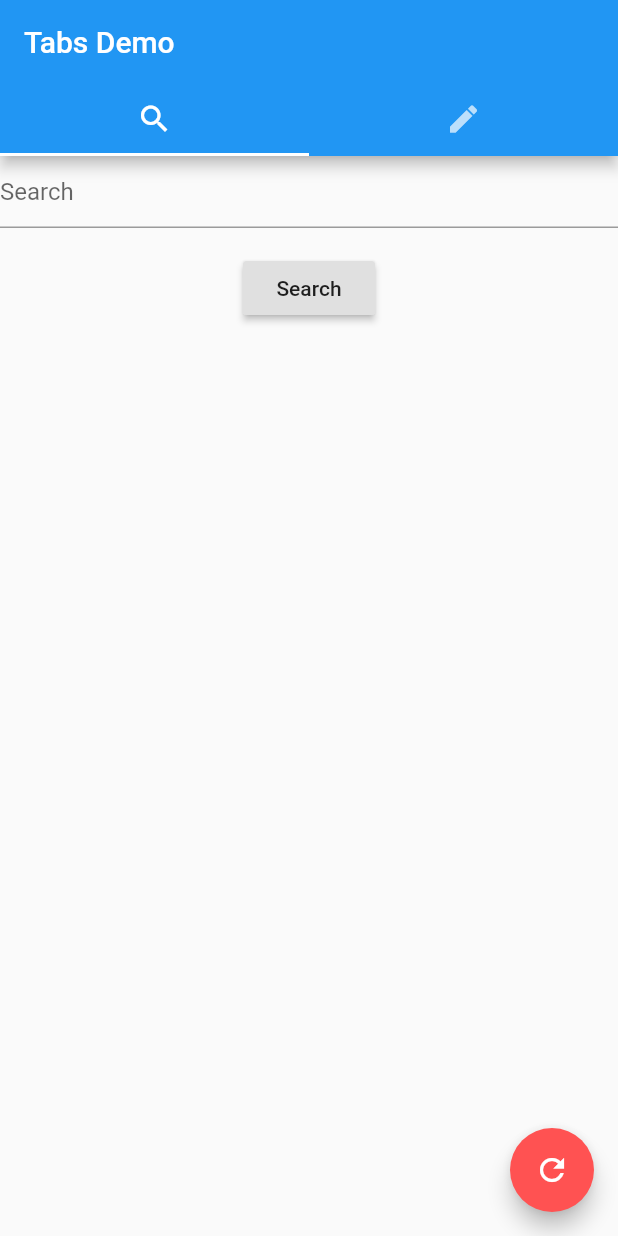
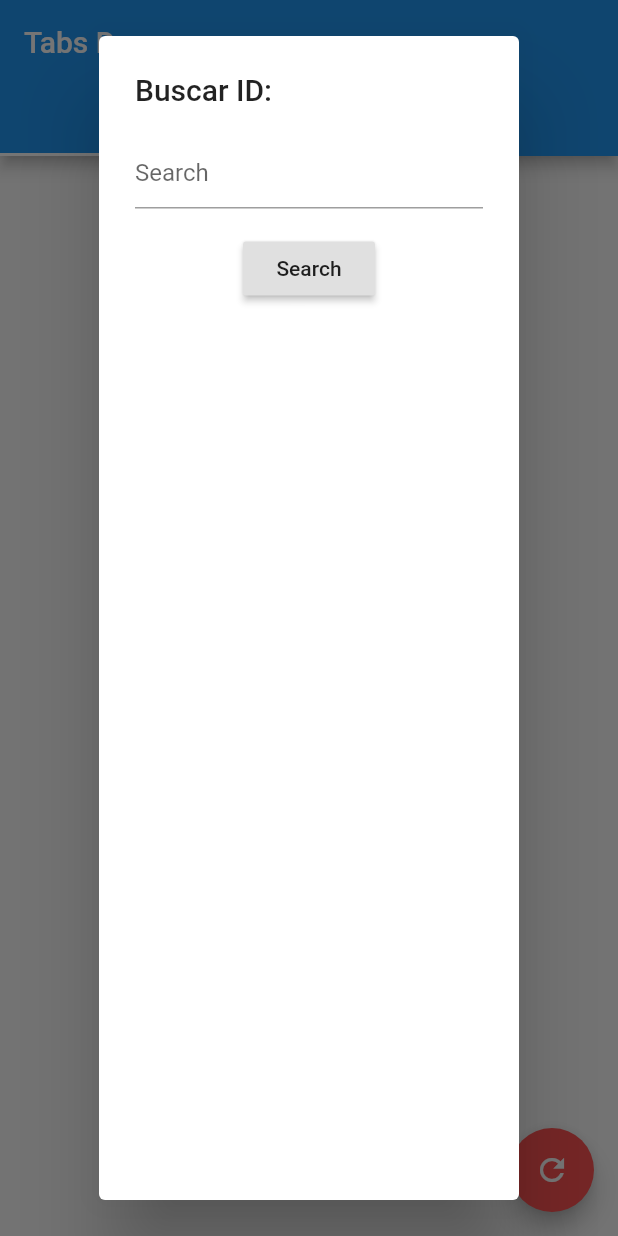
Before and after one commit to axeljovanny/flutter-prueba, a Flutter app: the screen it shows after launch, after a tap on the "refresh" icon, on a phone screen of 412 x 824 dp. Run offline on Flutter 3.47's test engine with Material 2 defaults, Android fonts, the phone set to English and light mode, and no system bars; our stand-ins replace fluttertoast; network calls fail.

```diff
--- a/app-prueba/usersapp/lib/main.dart
+++ b/app-prueba/usersapp/lib/main.dart
@@ -112,7 +112,7 @@ class _HomePageState extends State<HomePage> {
         child: Scaffold(
           floatingActionButton: FloatingActionButton(
             onPressed: () {
-              getUsers();
+              _alert();
             },
             child: Icon(Icons.refresh),
             backgroundColor: Colors.redAccent,
@@ -120,7 +120,7 @@ class _HomePageState extends State<HomePage> {
           appBar: AppBar(
             bottom: TabBar(
               tabs: [
-                Tab(icon: Icon(Icons.search)),
+                Tab(icon: Icon(Icons.supervised_user_circle)),
                 Tab(icon: Icon(Icons.create)),
               ],
             ),
@@ -128,7 +128,7 @@ class _HomePageState extends State<HomePage> {
           ),
           body: TabBarView(
             children: [
-              _Form(context),
+              _Lista(context),
               _Create(context),
             ],
           ),
@@ -204,8 +204,7 @@ class _HomePageState extends State<HomePage> {
                         // Text("${usersData[index]["_id"]} - "),
                         Padding(
                           padding: const EdgeInsets.all(8.0),
-                          child: Text(
-                            "$index",
+                          child: Text("${usersData[index]["id"]} - ",
                             style: TextStyle(
                                 fontSize: 20.0, fontWeight: FontWeight.w500),
                           ),
@@ -233,9 +232,7 @@ class _HomePageState extends State<HomePage> {
 
   @override
   Widget _Form(BuildContext context) {
-    return ListView(
-      children: <Widget>[
-        Form(
+    return Form(
       key: _formKey,
       child: Column(
         crossAxisAlignment: CrossAxisAlignment.start,
@@ -263,9 +260,6 @@ class _HomePageState extends State<HomePage> {
               )),
         ],
       ),
-        ),
-        _Lista(context)
-      ],
     );
   }
 
@@ -280,4 +274,13 @@ class _HomePageState extends State<HomePage> {
   void _buscar() {
     getSearch();
   }
+
+  void _alert() {
+    showDialog(
+        context: context,
+        builder: (BuildContext context) {
+          return AlertDialog(
+              title: Text("Buscar ID:"), content: _Form(context));
+        });
   }
+}
```
Lines whose indentation alone changed are shown as unchanged.
